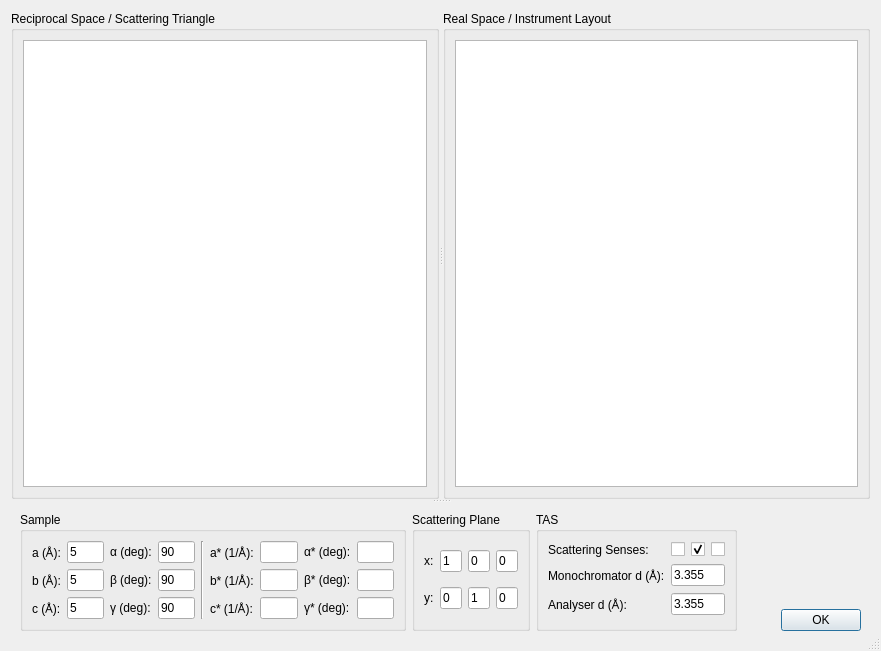
Before: the Qt Designer form ui/taz.ui in tweber-ill/frm_mirror-takin1, drawn with Qt 5.
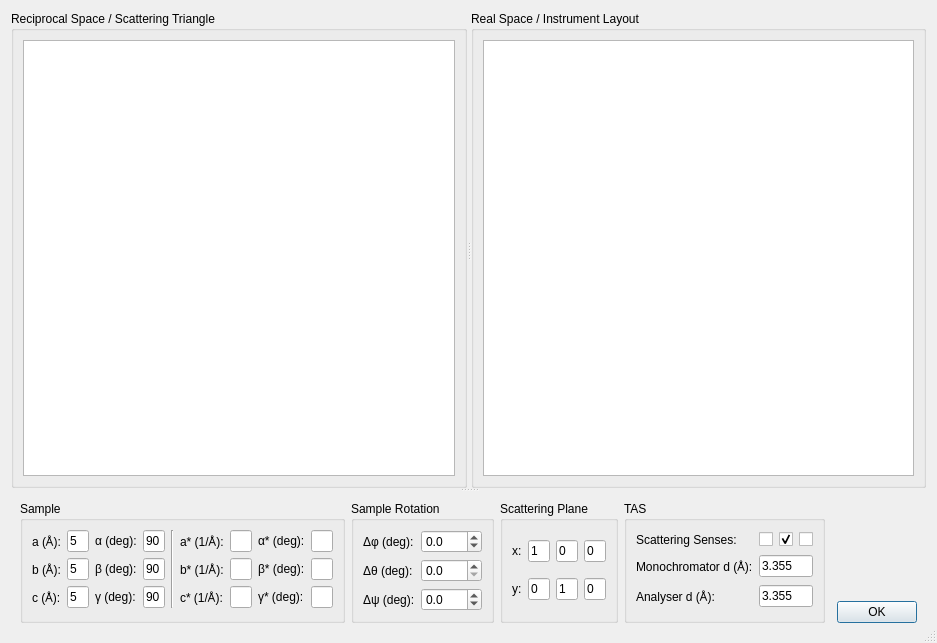
After: the same form once the commit is applied.

Commit message: added sample rotation

Diff of the .ui file:
```diff
--- a/ui/taz.ui
+++ b/ui/taz.ui
@@ -6,8 +6,8 @@
    <rect>
     <x>0</x>
     <y>0</y>
-    <width>881</width>
-    <height>651</height>
+    <width>891</width>
+    <height>643</height>
    </rect>
   </property>
   <property name="windowTitle">
@@ -284,7 +284,7 @@
          </layout>
         </widget>
        </item>
-       <item row="0" column="1" rowspan="2">
+       <item row="0" column="2" rowspan="2">
         <widget class="QGroupBox" name="groupBox_4">
          <property name="sizePolicy">
           <sizepolicy hsizetype="Preferred" vsizetype="Preferred">
@@ -355,7 +355,7 @@
          </layout>
         </widget>
        </item>
-       <item row="0" column="3" rowspan="2" colspan="2">
+       <item row="0" column="4" rowspan="2" colspan="2">
         <spacer name="horizontalSpacer">
          <property name="orientation">
           <enum>Qt::Horizontal</enum>
@@ -368,14 +368,14 @@
          </property>
         </spacer>
        </item>
-       <item row="1" column="4">
+       <item row="1" column="5">
         <widget class="QDialogButtonBox" name="buttonBox">
          <property name="standardButtons">
           <set>QDialogButtonBox::Ok</set>
          </property>
         </widget>
        </item>
-       <item row="0" column="2" rowspan="2">
+       <item row="0" column="3" rowspan="2">
         <widget class="QGroupBox" name="groupBox_5">
          <property name="title">
           <string>TAS</string>
@@ -449,6 +449,84 @@
          </layout>
         </widget>
        </item>
+       <item row="0" column="1" rowspan="2">
+        <widget class="QGroupBox" name="groupBox_3">
+         <property name="title">
+          <string>Sample Rotation</string>
+         </property>
+         <layout class="QGridLayout" name="gridLayout_5">
+          <item row="0" column="0">
+           <widget class="QLabel" name="label_18">
+            <property name="text">
+             <string>Δφ (deg):</string>
+            </property>
+           </widget>
+          </item>
+          <item row="0" column="1">
+           <widget class="QDoubleSpinBox" name="spinRotPhi">
+            <property name="decimals">
+             <number>1</number>
+            </property>
+            <property name="minimum">
+             <double>-180.000000000000000</double>
+            </property>
+            <property name="maximum">
+             <double>180.000000000000000</double>
+            </property>
+            <property name="singleStep">
+             <double>0.100000000000000</double>
+            </property>
+           </widget>
+          </item>
+          <item row="4" column="0">
+           <widget class="QLabel" name="label_20">
+            <property name="text">
+             <string>Δψ (deg):</string>
+            </property>
+           </widget>
+          </item>
+          <item row="4" column="1">
+           <widget class="QDoubleSpinBox" name="spinRotPsi">
+            <property name="decimals">
+             <number>1</number>
+            </property>
+            <property name="minimum">
+             <double>-180.000000000000000</double>
+            </property>
+            <property name="maximum">
+             <double>180.000000000000000</double>
+            </property>
+            <property name="singleStep">
+             <double>0.100000000000000</double>
+            </property>
+           </widget>
+          </item>
+          <item row="3" column="1">
+           <widget class="QDoubleSpinBox" name="spinRotTheta">
+            <property name="decimals">
+             <number>1</number>
+            </property>
+            <property name="minimum">
+             <double>0.000000000000000</double>
+            </property>
+            <property name="maximum">
+             <double>180.000000000000000</double>
+            </property>
+            <property name="singleStep">
+             <double>0.100000000000000</double>
+            </property>
+           </widget>
+          </item>
+          <item row="3" column="0">
+           <widget class="QLabel" name="label_19">
+            <property name="text">
+             <string>Δθ (deg):</string>
+            </property>
+           </widget>
+          </item>
+         </layout>
+        </widget>
+       </item>
       </layout>
      </widget>
     </widget>
```
Left out of the diff: 3 changed lines with no effect on the pictures. The commit also changes 3 other files.
